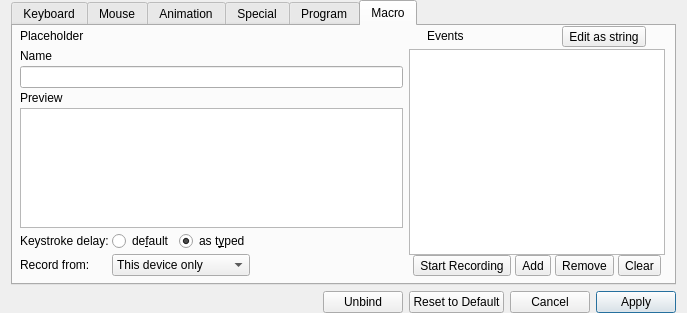
This is src/gui/rebindwidget.ui in ckb-next/ckb-next as Qt 5 draws it before an edit. The edited form follows.
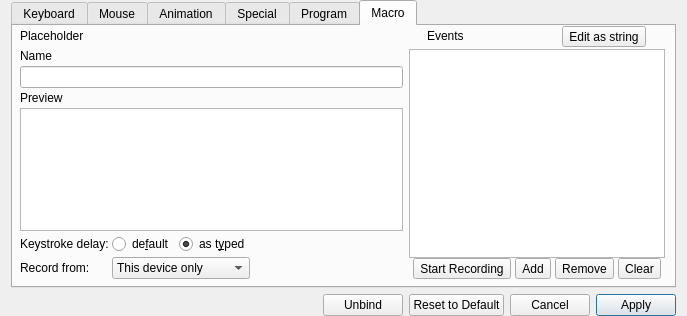
This is the edited form. The open tabs and pages were chosen to show the change. Custom widgets are drawn as their Qt base class.

Commit message: gui: Implement random delay properly

The edit to the form file:
```diff
--- a/src/gui/rebindwidget.ui
+++ b/src/gui/rebindwidget.ui
@@ -7,7 +7,7 @@
     <x>0</x>
     <y>0</y>
     <width>687</width>
-    <height>313</height>
+    <height>316</height>
    </rect>
   </property>
   <property name="sizePolicy">
@@ -1497,9 +1497,6 @@
            <attribute name="horizontalHeaderHighlightSections">
             <bool>false</bool>
            </attribute>
-           <attribute name="horizontalHeaderStretchLastSection">
-            <bool>true</bool>
-           </attribute>
            <attribute name="verticalHeaderVisible">
             <bool>false</bool>
            </attribute>
@@ -1543,7 +1540,6 @@
              <property name="font">
               <font>
                <pointsize>-1</pointsize>
-               <weight>50</weight>
                <bold>false</bold>
               </font>
              </property>
@@ -1569,7 +1565,6 @@
              <property name="font">
               <font>
                <pointsize>-1</pointsize>
-               <weight>50</weight>
                <bold>false</bold>
               </font>
              </property>
```
The commit also changes 3 other files.
